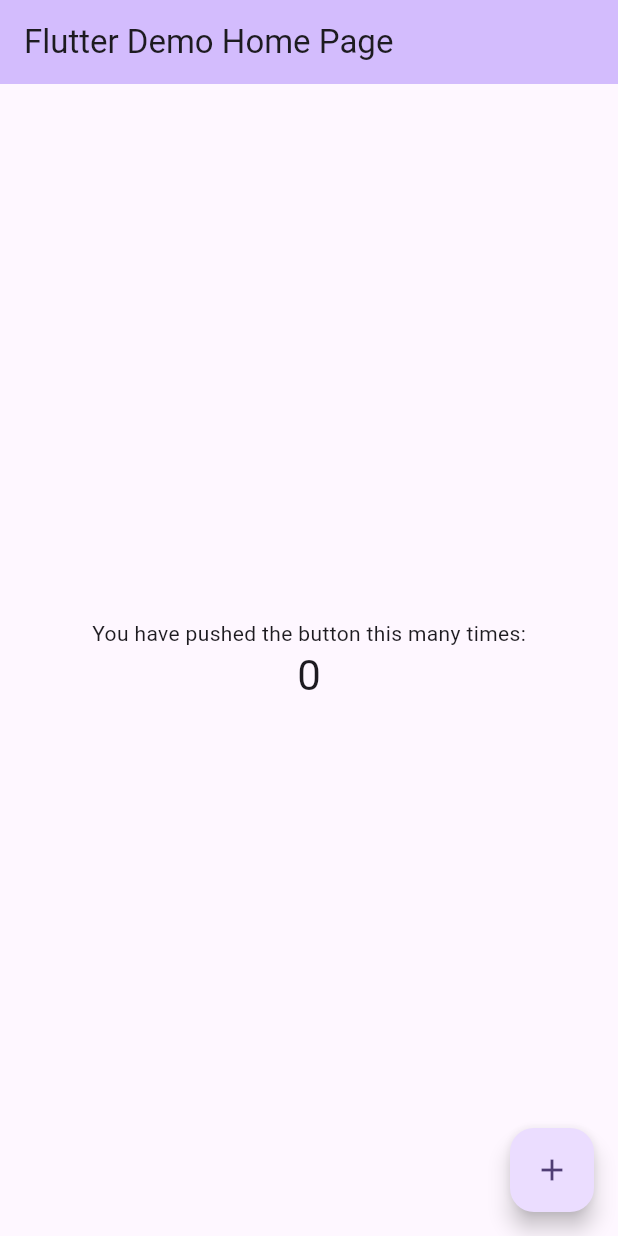
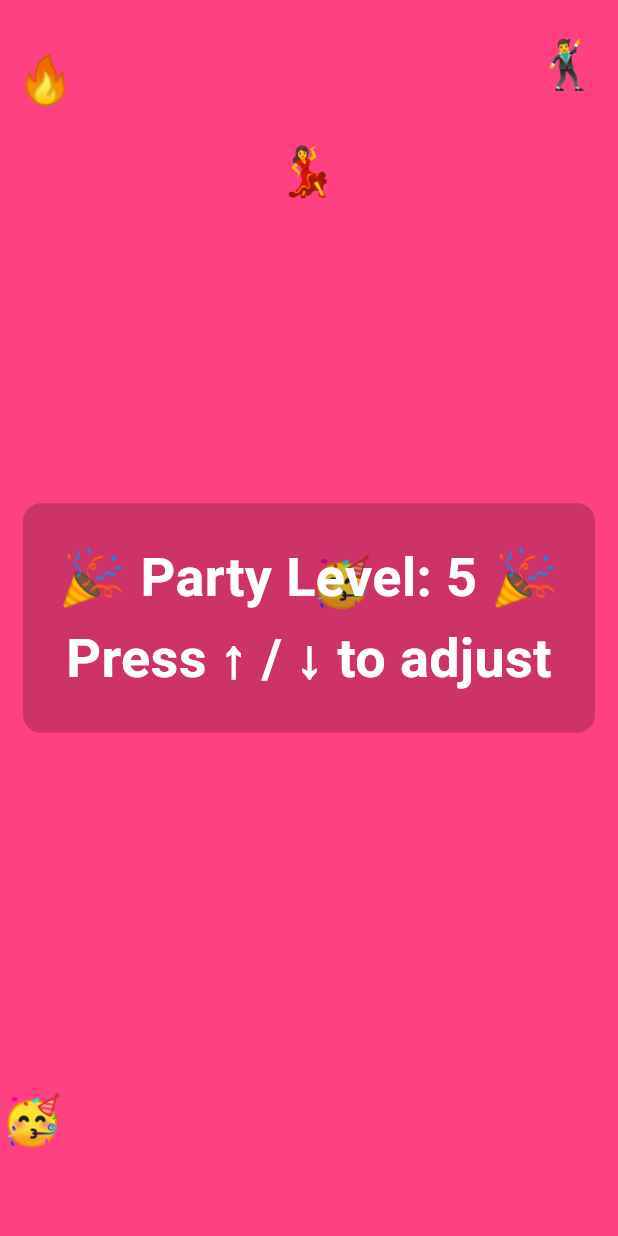
Before and after one commit to devOmedia/flutter_tricks, a Flutter app: the screen it shows after launch, on a phone screen of 412 x 824 dp. Run offline on Flutter 3.47's test engine with Material 3 defaults, Android fonts, the phone set to English and light mode, and no system bars.

Commit message:
ADDED party animations with shortcut widget

```diff
--- /dev/null
+++ b/lib/animations/animations_with_shortcuts.dart
@@ -0,0 +1,131 @@
+import 'dart:math';
+
+import 'package:flutter/material.dart';
+import 'package:flutter/services.dart';
+
+class PartyShortcutsApp extends StatelessWidget {
+  const PartyShortcutsApp({super.key});
+
+  @override
+  Widget build(BuildContext context) {
+    return const MaterialApp(home: PartyShortcutsHome());
+  }
+}
+
+class PartyShortcutsHome extends StatefulWidget {
+  const PartyShortcutsHome({super.key});
+
+  @override
+  State<PartyShortcutsHome> createState() => _PartyShortcutsHomeState();
+}
+
+class _PartyShortcutsHomeState extends State<PartyShortcutsHome>
+    with SingleTickerProviderStateMixin {
+  double _partyLevel = 5;
+  late AnimationController _controller;
+  final _random = Random();
+  static const _emojis = ['🎉', '🎊', '💃', '🕺', '🥳', '🍾', '🔥'];
+
+  @override
+  void initState() {
+    super.initState();
+    _controller = AnimationController(
+      duration: const Duration(milliseconds: 600),
+      vsync: this,
+    )..repeat(reverse: true);
+  }
+
+  void _adjustPartyLevel(double delta) {
+    setState(() {
+      _partyLevel = (_partyLevel + delta).clamp(1, 20);
+    });
+  }
+
+  List<Widget> _buildRandomEmojis() {
+    return List.generate((_partyLevel).toInt(), (index) {
+      final emoji = _emojis[_random.nextInt(_emojis.length)];
+      final left = _random.nextDouble() * MediaQuery.sizeOf(context).width;
+      final top = _random.nextDouble() * MediaQuery.sizeOf(context).height;
+
+      return Positioned(
+        left: left,
+        top: top,
+        child: Text(emoji, style: const TextStyle(fontSize: 32)),
+      );
+    });
+  }
+
+  @override
+  void dispose() {
+    _controller.dispose();
+    super.dispose();
+  }
+
+  @override
+  Widget build(BuildContext context) {
+    return Shortcuts(
+      shortcuts: <LogicalKeySet, Intent>{
+        LogicalKeySet(LogicalKeyboardKey.arrowUp): const IncrementIntent(),
+        LogicalKeySet(LogicalKeyboardKey.arrowDown): const DecrementIntent(),
+      },
+      child: Actions(
+        actions: <Type, Action<Intent>>{
+          IncrementIntent: CallbackAction<IncrementIntent>(
+            onInvoke: (intent) => _adjustPartyLevel(1),
+          ),
+          DecrementIntent: CallbackAction<DecrementIntent>(
+            onInvoke: (intent) => _adjustPartyLevel(-1),
+          ),
+        },
+        child: Focus(
+          autofocus: true,
+          child: AnimatedBuilder(
+            animation: _controller,
+            builder: (context, child) {
+              return Scaffold(
+                body: Container(
+                  color: Color.lerp(
+                    Colors.blueAccent,
+                    Colors.pinkAccent,
+                    _controller.value,
+                  ),
+                  child: Stack(
+                    children: [
+                      ..._buildRandomEmojis(),
+                      Center(
+                        child: Container(
+                          padding: const EdgeInsets.all(24),
+                          decoration: BoxDecoration(
+                            color: Colors.black.withAlpha(50),
+                            borderRadius: BorderRadius.circular(12),
+                          ),
+                          child: Text(
+                            '🎉 Party Level: ${_partyLevel.toInt()} 🎉\nPress ↑ / ↓ to adjust',
+                            textAlign: TextAlign.center,
+                            style: const TextStyle(
+                              fontSize: 36,
+                              color: Colors.white,
+                              fontWeight: FontWeight.bold,
+                            ),
+                          ),
+                        ),
+                      ),
+                    ],
+                  ),
+                ),
+              );
+            },
+          ),
+        ),
+      ),
+    );
+  }
+}
+
+class IncrementIntent extends Intent {
+  const IncrementIntent();
+}
+
+class DecrementIntent extends Intent {
+  const DecrementIntent();
+}
--- a/lib/main.dart
+++ b/lib/main.dart
@@ -1,4 +1,6 @@
 import 'package:flutter/material.dart';
+
+import 'animations/animations_with_shortcuts.dart';
 
 void main() {
   runApp(const MyApp());
@@ -30,7 +32,7 @@
         // tested with just a hot reload.
         colorScheme: ColorScheme.fromSeed(seedColor: Colors.deepPurple),
       ),
-      home: const MyHomePage(title: 'Flutter Demo Home Page'),
+      home: const PartyShortcutsApp(),
     );
   }
 }
```
